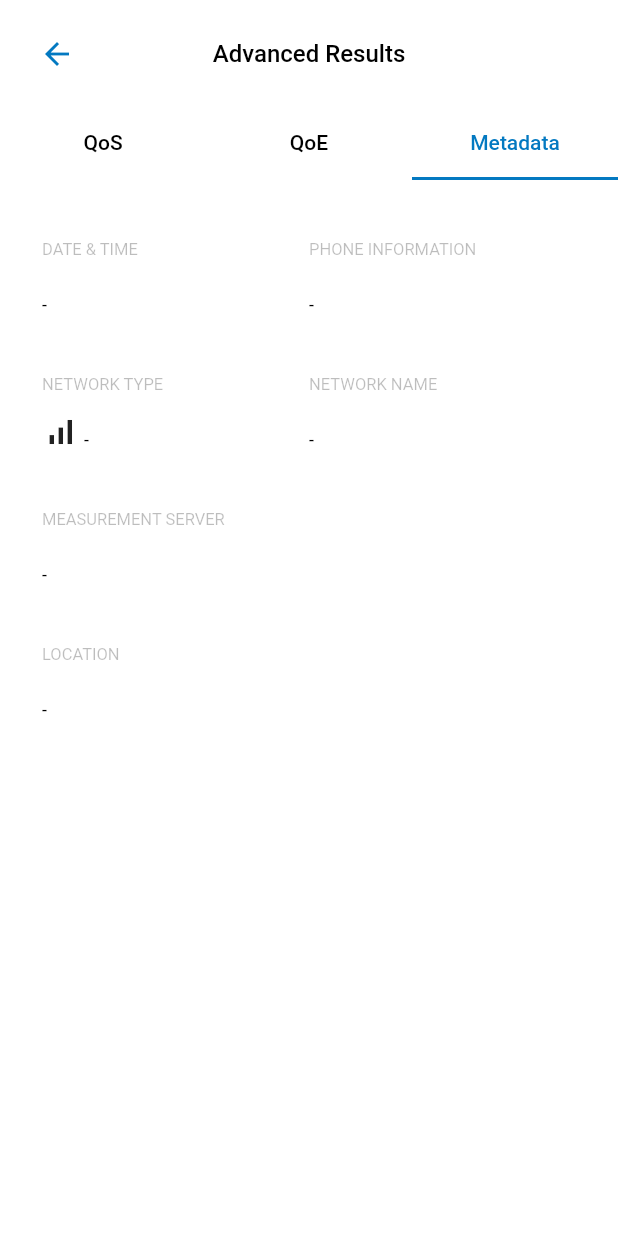
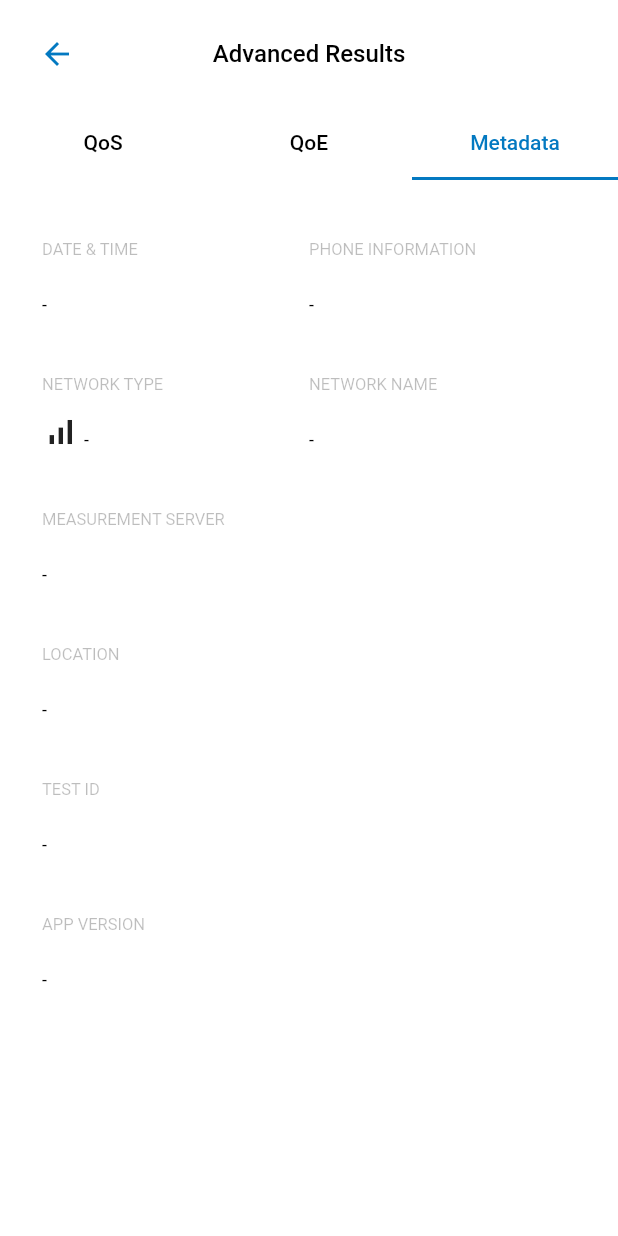
Before and after one commit to specure/ont-flutter-app, a Flutter app: the AdvancedResultsScreen screen opened by its route, tab 3 chosen, on a phone screen of 412 x 824 dp. Run offline on Flutter 3.47's test engine with Material 2 defaults, Android fonts, the light colour scheme and no system bars; our stand-ins replace clock, connectivity_plus, device_info_plus, dio, equatable, firebase_analytics and 18 more; missing offline and left inert: app_settings, cell_info, flutter_icmp_ping, in_app_review, maplibre_gl, markdown and 3 more; accounts and stored records are empty; network calls fail.

Commit message:
Update libraries

```diff
--- a/lib/modules/measurement-result/store/measurement-result.cubit.dart
+++ b/lib/modules/measurement-result/store/measurement-result.cubit.dart
@@ -5,6 +5,7 @@ import 'package:nt_flutter_standalone/core/services/cms.service.dart';
 import 'package:nt_flutter_standalone/modules/measurement-result/models/measurement-history-result.dart';
 import 'package:nt_flutter_standalone/modules/measurement-result/services/measurement-result.service.dart';
 import 'package:nt_flutter_standalone/modules/measurement-result/store/measurement-result.state.dart';
+import 'package:package_info_plus/package_info_plus.dart';
 
 import '../models/measurement-history-results.dart';
 
@@ -21,6 +22,7 @@ class MeasurementResultCubit extends Cubit<MeasurementResultState>
     String? testUuid,
   }) async {
     emit(state.copyWith(loading: true));
+    final packageInfo = await PackageInfo.fromPlatform();
     final project = await _cmsService.getProject();
     MeasurementHistoryResult? fullResults;
     var loopResults = state.loopResult;
@@ -36,11 +38,13 @@ class MeasurementResultCubit extends Cubit<MeasurementResultState>
           result?.tests.first;
     }
     emit(state.copyWith(
-      result: fullResults,
-      loopResult: loopResults,
-      project: project,
-      loading: false,
-    ));
+        result: fullResults,
+        loopResult: loopResults,
+        project: project,
+        loading: false,
+        appVersion: packageInfo.buildNumber.isEmpty
+            ? packageInfo.version
+            : '${packageInfo.version} (${packageInfo.buildNumber})'));
   }
 
   getPage(
--- a/lib/modules/measurement-result/store/measurement-result.state.dart
+++ b/lib/modules/measurement-result/store/measurement-result.state.dart
@@ -10,6 +10,7 @@ class MeasurementResultState with ErrorState, LoadingState, EquatableMixin {
   final MeasurementHistoryResult? result;
   final MeasurementHistoryResults? loopResult;
   final NTProject? project;
+  final String? appVersion;
   late final String staticPageContent;
   late final String staticPageUrl;
 
@@ -17,6 +18,7 @@ class MeasurementResultState with ErrorState, LoadingState, EquatableMixin {
     this.result,
     this.loopResult,
     this.project,
+    this.appVersion,
     staticPageContent,
     staticPageUrl,
     Exception? error,
@@ -32,6 +34,7 @@ class MeasurementResultState with ErrorState, LoadingState, EquatableMixin {
       {MeasurementHistoryResult? result,
       MeasurementHistoryResults? loopResult,
       NTProject? project,
+      String? appVersion,
       Exception? error,
       bool? loading,
       String? staticPageContent,
@@ -40,6 +43,7 @@ class MeasurementResultState with ErrorState, LoadingState, EquatableMixin {
       result: result ?? this.result,
       loopResult: loopResult ?? this.loopResult,
       project: project ?? this.project,
+      appVersion: appVersion ?? this.appVersion,
       error: error,
       loading: loading ?? this.loading,
       staticPageContent: staticPageContent ?? this.staticPageContent,
@@ -52,6 +56,7 @@ class MeasurementResultState with ErrorState, LoadingState, EquatableMixin {
         loading,
         result,
         project,
+        appVersion,
         error,
         staticPageContent,
         staticPageUrl
--- a/lib/modules/measurement-result/widgets/results-metadata/impl/results-metadata-landscape-config.dart
+++ b/lib/modules/measurement-result/widgets/results-metadata/impl/results-metadata-landscape-config.dart
@@ -53,6 +53,15 @@ class ResultsMetadataLandscapeConfig extends ResultsMetadataConfig {
                         title: 'Location',
                         value: state.result?.location?.locationString ?? '-',
                       ),
+                      TextSection(
+                        title: 'Test ID',
+                        value: state.result?.testUuid.toString() ?? '-',
+                        allowCopy: true,
+                      ),
+                      TextSection(
+                        title: 'App version',
+                        value: state.appVersion ?? '-',
+                      ),
                     ]),
                     SizedBox(height: 40),
                   ],
--- a/lib/modules/measurement-result/widgets/results-metadata/impl/results-metadata-portrait-config.dart
+++ b/lib/modules/measurement-result/widgets/results-metadata/impl/results-metadata-portrait-config.dart
@@ -57,6 +57,17 @@ class ResultsMetadataPortraitConfig extends ResultsMetadataConfig {
                       value: state.result?.location?.locationString ?? '-',
                     ),
                     SizedBox(height: 40),
+                    TextSection(
+                      title: 'Test ID',
+                      value: state.result?.testUuid.toString() ?? '-',
+                      allowCopy: true,
+                    ),
+                    SizedBox(height: 40),
+                    TextSection(
+                      title: 'App version',
+                      value: state.appVersion ?? '-',
+                    ),
+                    SizedBox(height: 40),
                   ],
                 ),
               ),
--- a/lib/modules/measurement-result/widgets/text-section.dart
+++ b/lib/modules/measurement-result/widgets/text-section.dart
@@ -1,5 +1,7 @@
 import 'package:flutter/material.dart';
+import 'package:flutter/services.dart';
 import 'package:nt_flutter_standalone/core/constants/dimensions.dart';
+import 'package:nt_flutter_standalone/core/extensions/string.ext.dart';
 import 'package:nt_flutter_standalone/core/widgets/conditional-content.dart';
 import 'package:nt_flutter_standalone/core/widgets/section-title.widget.dart';
 
@@ -10,6 +12,7 @@ class TextSection extends StatelessWidget {
   final bool largeValueFont;
   final IconData? icon;
   final double? width;
+  final bool allowCopy;
 
   TextSection({
     required this.title,
@@ -18,6 +21,7 @@ class TextSection extends StatelessWidget {
     this.largeValueFont = false,
     this.icon,
     this.width,
+    this.allowCopy = false,
   });
 
   @override
@@ -41,6 +45,18 @@ class TextSection extends StatelessWidget {
                 ),
               ),
               Flexible(
+                child: GestureDetector(
+                  onTap: () async {
+                    if (allowCopy) {
+                      await Clipboard.setData(ClipboardData(text: value));
+                      ScaffoldMessenger.of(context).showSnackBar(
+                        SnackBar(
+                          content: Text('Test ID copied to clipboard'.translated),
+                          duration: Duration(seconds: 2),
+                        ),
+                      );
+                    }
+                  },
                   child: RichText(
                     overflow: TextOverflow.ellipsis,
                     text: TextSpan(
@@ -51,12 +67,13 @@ class TextSection extends StatelessWidget {
                             : NTDimensions.textS,
                         color: Colors.black,
                       ),
-                    children: <TextSpan>[
+                      children: [
                         TextSpan(
                           text: ' ${valueUnit ?? ''}',
                           style: TextStyle(fontSize: NTDimensions.textS),
                         ),
                       ],
+                    ),
                   ),
                 ),
               ),
```
Also changed, not shown: 3 other files. Lines whose indentation alone changed are shown as unchanged.
